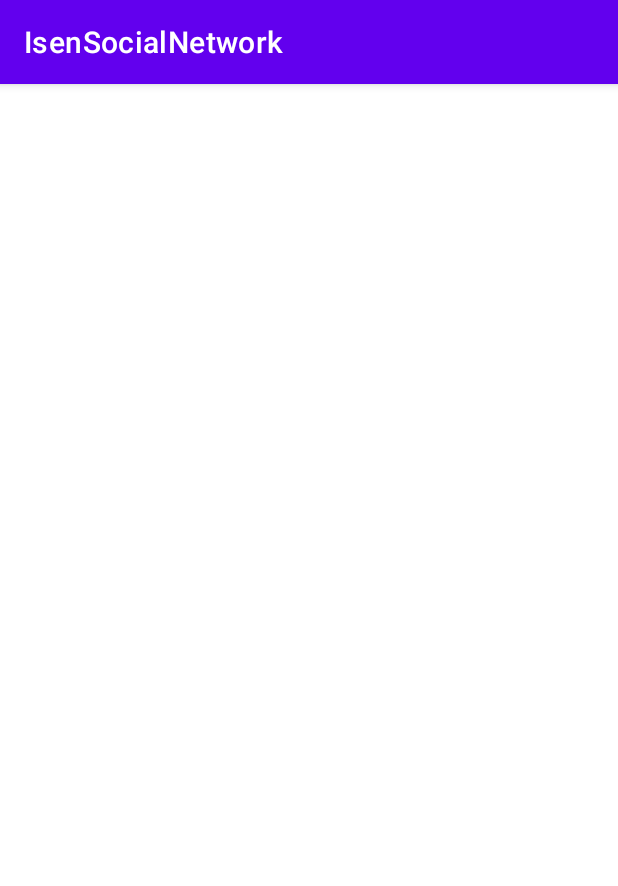
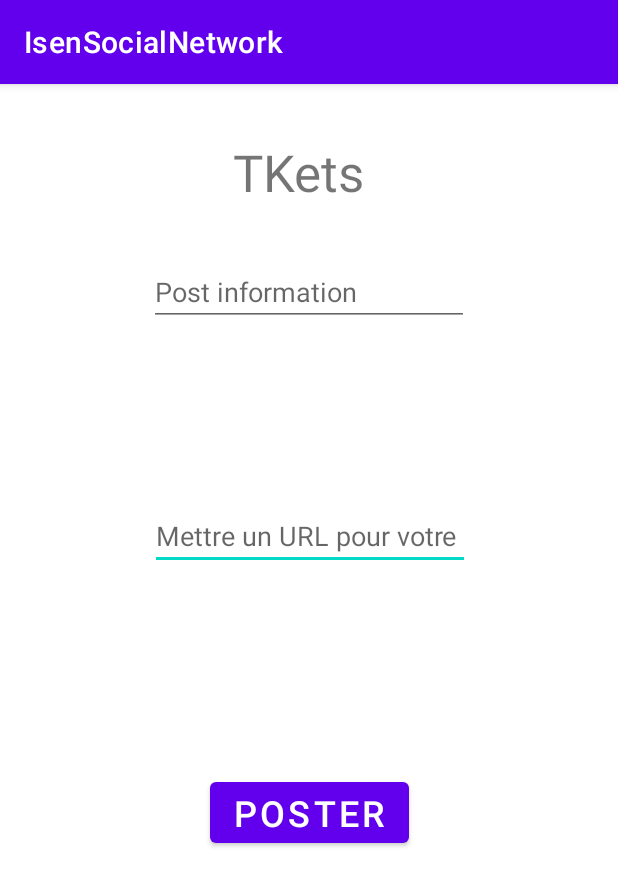
Before and after one commit to Hugo30128/ZouavesSocial, an Android app: the AddPostActivity screen opened directly, with no data from a screen before it, on a phone screen of 412 x 824 dp. Shown: the top 886 px of the screen. Run offline under Robolectric (Android 15) with nearby library versions, the light colour scheme and no system bars; our stand-ins replace Firebase (no records; nobody signed in at launch, a user with empty details on screens opened directly), Picasso.

Commit message:
Création d'un POST

```diff
--- a/app/build.gradle
+++ b/app/build.gradle
@@ -49,5 +49,5 @@ dependencies {
     implementation 'com.google.firebase:firebase-database-ktx:20.1.0'
     androidTestImplementation 'androidx.test.ext:junit:1.1.5'
     androidTestImplementation 'androidx.test.espresso:espresso-core:3.5.1'
-
+    implementation 'com.squareup.picasso:picasso:2.71828'
 }
--- a/app/src/main/java/fr/isen/zouavesteam/isensocialnetwork/AddPostActivity.kt
+++ b/app/src/main/java/fr/isen/zouavesteam/isensocialnetwork/AddPostActivity.kt
@@ -1,14 +1,45 @@
 package fr.isen.zouavesteam.isensocialnetwork
 
+import android.R
+import android.os.Bundle
+import android.util.Log
+import android.view.View
+import android.widget.ImageView
 import androidx.appcompat.app.AppCompatActivity
-import android.os.Bundle
-import androidx.appcompat.app.ActionBar
+import com.google.firebase.database.DataSnapshot
+import com.google.firebase.database.DatabaseError
+import com.google.firebase.database.ValueEventListener
+import com.google.firebase.database.ktx.database
+import com.google.firebase.database.ktx.getValue
+import com.google.firebase.ktx.Firebase
+import com.squareup.picasso.Picasso
+import fr.isen.zouavesteam.isensocialnetwork.databinding.ActivityAddPostBinding
+
 
 class AddPostActivity : AppCompatActivity() {
+    private lateinit var binding: ActivityAddPostBinding
     override fun onCreate(savedInstanceState: Bundle?) {
         super.onCreate(savedInstanceState)
-        setContentView(R.layout.activity_add_post)
-
+        binding = ActivityAddPostBinding.inflate(layoutInflater)
+        class DataPost constructor(val User: String, val url: String, val Post: String) {}
+        setContentView(binding.root)
+        val name = "TKetsu"
+        binding.Titre.text=name
+        /* RECUPERATION DES INFO*/
+        binding.Download.setOnClickListener {
+            val title: String = binding.Post.getText().toString()
+            println(title)
+            val url: String = binding.URL.getText().toString()
+            println(url)
+            val img: ImageView = binding.imgDownload
+            Picasso.get().load(url).into(img);
+            /* ENVOIE DE L'INFO GRACE A LA CLASSE DATAPOST*/
+            val OnePost = DataPost(name, url, title)
+            println(OnePost.User + OnePost.Post + OnePost.url)
+            val database = Firebase.database
+            val myRef = database.getReference("POST")
+            myRef.setValue(OnePost)
+        }
 
     }
 }
--- a/app/src/main/java/fr/isen/zouavesteam/isensocialnetwork/MainActivity.kt
+++ b/app/src/main/java/fr/isen/zouavesteam/isensocialnetwork/MainActivity.kt
@@ -18,6 +18,7 @@ class MainActivity : AppCompatActivity() {
     override fun onCreate(savedInstanceState: Bundle?) {
         super.onCreate(savedInstanceState)
         setContentView(R.layout.activity_main)
+        val intent=Intent(this,AddPostActivity::class.java)
         Firebase.database.getReference("message").addValueEventListener(object :ValueEventListener{
             override fun onDataChange(snapshot: DataSnapshot) {
                 val value = snapshot.getValue<String>()
@@ -35,7 +36,9 @@ class MainActivity : AppCompatActivity() {
             val database = Firebase.database
             val myRef = database.getReference("message")
             myRef.setValue("Hello, World!")
+            startActivity(intent)
         }
+
     }
 
 }
--- a/app/src/main/java/fr/isen/zouavesteam/isensocialnetwork/platpage.kt
+++ b/app/src/main/java/fr/isen/zouavesteam/isensocialnetwork/platpage.kt
@@ -15,7 +15,6 @@ class platpage : AppCompatActivity() {
         super.onCreate(savedInstanceState)
         binding = ActivityPlatpageBinding.inflate(layoutInflater)
         setContentView(binding.root)
-
         binding.recyclerPostView.layoutManager = LinearLayoutManager(this)
 
     }
--- a/app/src/main/res/layout/activity_add_post.xml
+++ b/app/src/main/res/layout/activity_add_post.xml
@@ -6,4 +6,61 @@
     android:layout_height="match_parent"
     tools:context=".AddPostActivity">
 
+    <EditText
+        android:id="@+id/URL"
+        android:layout_width="wrap_content"
+        android:layout_height="wrap_content"
+        android:layout_marginTop="76dp"
+        android:ems="10"
+        android:inputType="textPersonName"
+        android:hint="Mettre un URL pour votre Image"
+        app:layout_constraintEnd_toEndOf="parent"
+        app:layout_constraintHorizontal_bias="0.502"
+        app:layout_constraintStart_toStartOf="parent"
+        app:layout_constraintTop_toBottomOf="@+id/imgDownload" />
+
+    <EditText
+        android:id="@+id/Post"
+        android:layout_width="wrap_content"
+        android:layout_height="wrap_content"
+        android:layout_marginTop="30dp"
+        android:ems="10"
+        android:inputType="textPersonName"
+        android:hint="Post information"
+        app:layout_constraintEnd_toEndOf="parent"
+        app:layout_constraintStart_toStartOf="parent"
+        app:layout_constraintTop_toBottomOf="@+id/Titre" />
+
+    <ImageView
+        android:id="@+id/imgDownload"
+        android:layout_width="wrap_content"
+        android:layout_height="wrap_content"
+        android:layout_marginTop="41dp"
+        app:layout_constraintEnd_toEndOf="parent"
+        app:layout_constraintStart_toStartOf="parent"
+        app:layout_constraintTop_toBottomOf="@+id/Post"
+        tools:srcCompat="@tools:sample/avatars" />
+
+    <Button
+        android:id="@+id/Download"
+        android:layout_width="wrap_content"
+        android:layout_height="wrap_content"
+        android:text="Poster"
+        android:textSize="24sp"
+        app:layout_constraintBottom_toBottomOf="parent"
+        app:layout_constraintEnd_toEndOf="parent"
+        app:layout_constraintStart_toStartOf="parent"
+        app:layout_constraintTop_toBottomOf="@+id/imgDownload" />
+
+    <TextView
+        android:id="@+id/Titre"
+        android:layout_width="100dp"
+        android:layout_height="50dp"
+        android:layout_marginTop="36dp"
+        android:text="Poster "
+        android:textSize="34sp"
+        app:layout_constraintEnd_toEndOf="parent"
+        app:layout_constraintHorizontal_bias="0.498"
+        app:layout_constraintStart_toStartOf="parent"
+        app:layout_constraintTop_toTopOf="parent" />
 </androidx.constraintlayout.widget.ConstraintLayout>
```
